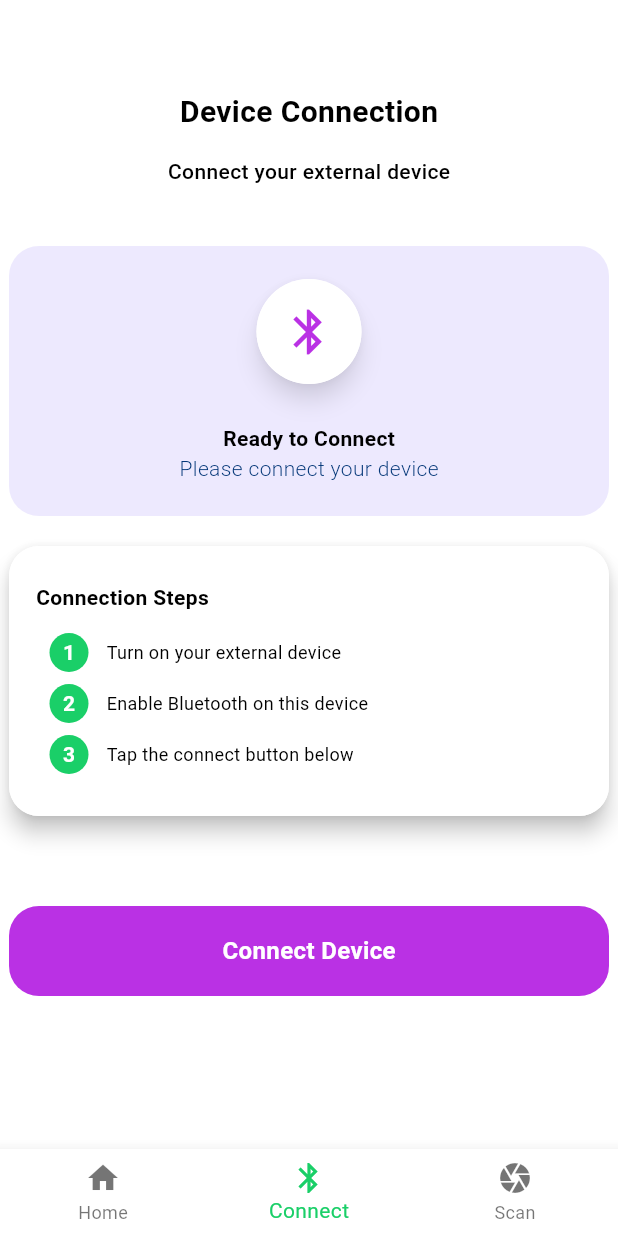
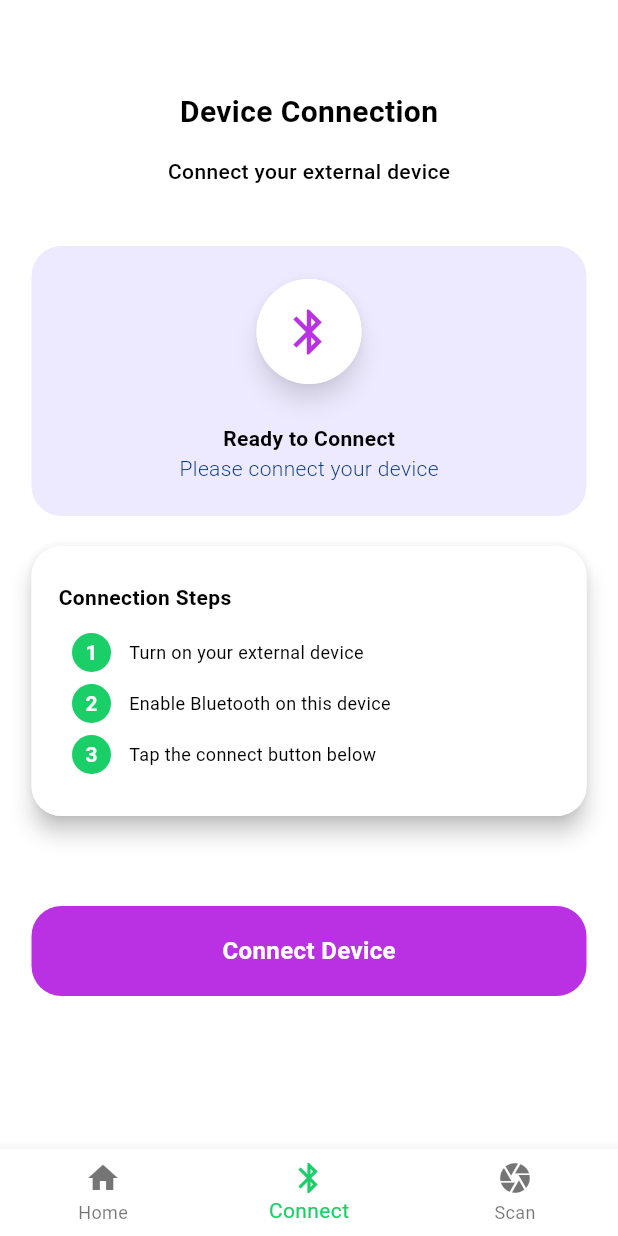
Before and after one commit to GinnoLmao/LiveStock, a Flutter app: the BottomNavigation screen opened directly, item 2 of the bottom bar chosen, on a phone screen of 412 x 824 dp. Run offline on Flutter 3.47's test engine with Material 3 defaults, Android fonts, the phone set to English and light mode, and no system bars.

Commit message:
UI almost done/ navbar working / connection page one file only

```diff
--- a/lib/main.dart
+++ b/lib/main.dart
@@ -1,10 +1,14 @@
 import 'package:flutter/material.dart';
 import 'package:livestock_prototype/navigation/bottom_nav.dart';
+import 'package:livestock_prototype/pages_connect/connecting_page.dart';
+import 'package:livestock_prototype/pages_connect/connection_failed.dart';
+import 'package:livestock_prototype/pages_connect/connection_page.dart';
+import 'package:livestock_prototype/pages_connect/connection_successful.dart';
 
 void main() => runApp(const MyApp());
 
 class MyApp extends StatelessWidget {
-  const MyApp({Key? key}) : super(key: key);
+  const MyApp({super.key});
 
   @override
   Widget build(BuildContext context) {
@@ -17,7 +21,7 @@ class MyApp extends StatelessWidget {
           secondary: Color(0xFF1ACF68),
         ),
       ),
-      home: BottomNavigation(),
+      home: ConnectionPage(),
     );
   }
 }
--- a/lib/navigation/bottom_nav.dart
+++ b/lib/navigation/bottom_nav.dart
@@ -3,7 +3,7 @@ import 'package:livestock_prototype/pages_connect/connection_page.dart';
 import 'package:livestock_prototype/pages/scanning_page.dart';
 
 class BottomNavigation extends StatefulWidget {
-  const BottomNavigation({Key? key}) : super(key: key);
+  const BottomNavigation({super.key});
 
   @override
   _BottomNavigationState createState() => _BottomNavigationState();
@@ -12,18 +12,17 @@ class BottomNavigation extends StatefulWidget {
 class _BottomNavigationState extends State<BottomNavigation> {
   int _selectedIndex = 0;
 
-  // List of pages to display
-  static final List<Widget> _pages = <Widget>[
-    HomePageContent(), // Custom widget for HomePage content
-    ConnectionPageContent(), // Connection page content
-    ScanningPageContent(), // Scanning page content
-  ];
-
   void _onItemTapped(int index) {
     setState(() {
       _selectedIndex = index;
     });
   }
+
+  List<Widget> get _pages => [
+    HomePageContent(onTabSelected: _onItemTapped),
+    ConnectionPageContent(),
+    ScanningPageContent(),
+  ];
 
   @override
   Widget build(BuildContext context) {
@@ -52,6 +51,9 @@ class _BottomNavigationState extends State<BottomNavigation> {
 
 // Custom widget for HomePage content without bottom navigation
 class HomePageContent extends StatelessWidget {
+  final Function(int)? onTabSelected;
+  const HomePageContent({super.key, this.onTabSelected});
+
   @override
   Widget build(BuildContext context) {
     return Scaffold(
@@ -130,6 +132,11 @@ class HomePageContent extends StatelessWidget {
           // Pig / Baboy
           Padding(
             padding: const EdgeInsets.symmetric(horizontal: 15),
+            child: InkWell(
+              onTap: () {
+                onTabSelected?.call(1);
+              },
+              borderRadius: BorderRadius.circular(20),
               child: Material(
                 elevation: 6,
                 borderRadius: BorderRadius.circular(20),
@@ -196,12 +203,18 @@ class HomePageContent extends StatelessWidget {
                 ),
               ),
             ),
+          ),
 
           SizedBox(height: 35),
 
           // Cow / Baka
           Padding(
             padding: const EdgeInsets.symmetric(horizontal: 15),
+            child: InkWell(
+              onTap: () {
+                onTabSelected?.call(1);
+              },
+              borderRadius: BorderRadius.circular(20),
               child: Material(
                 elevation: 6,
                 borderRadius: BorderRadius.circular(20),
@@ -268,6 +281,7 @@ class HomePageContent extends StatelessWidget {
                 ),
               ),
             ),
+          ),
         ],
       ),
     );
@@ -276,6 +290,8 @@ class HomePageContent extends StatelessWidget {
 
 // Custom widget for ConnectionPage content without MaterialApp
 class ConnectionPageContent extends StatelessWidget {
+  const ConnectionPageContent({super.key});
+
   @override
   Widget build(BuildContext context) {
     return ConnectionPage();
@@ -284,6 +300,8 @@ class ConnectionPageContent extends StatelessWidget {
 
 // Custom widget for ScanningPage content without MaterialApp
 class ScanningPageContent extends StatelessWidget {
+  const ScanningPageContent({super.key});
+
   @override
   Widget build(BuildContext context) {
     return ScanningPage();
--- a/lib/pages/home_page.dart
+++ b/lib/pages/home_page.dart
@@ -4,7 +4,7 @@ import 'package:flutter/material.dart';
 // void main() => runApp(const HomePage());
 
 class HomePage extends StatelessWidget {
-  const HomePage({Key? key}) : super(key: key);
+  const HomePage({super.key});
 
   @override
   Widget build(BuildContext context) {
--- a/lib/pages/scanning_page.dart
+++ b/lib/pages/scanning_page.dart
@@ -1,7 +1,7 @@
 import 'package:flutter/material.dart';
 
 class ScanningPage extends StatelessWidget {
-  const ScanningPage({Key? key}) : super(key: key);
+  const ScanningPage({super.key});
 
   @override
   Widget build(BuildContext context) {
--- a/lib/pages/scanning_page1.dart
+++ b/lib/pages/scanning_page1.dart
@@ -1,7 +1,7 @@
 import 'package:flutter/material.dart';
 
 class ScanningPage1 extends StatelessWidget {
-  const ScanningPage1({Key? key}) : super(key: key);
+  const ScanningPage1({super.key});
 
   @override
   Widget build(BuildContext context) {
--- a/lib/pages_connect/connecting_page.dart
+++ b/lib/pages_connect/connecting_page.dart
@@ -1,7 +1,7 @@
 import 'package:flutter/material.dart';
 
 class ConnectingPage extends StatelessWidget {
-  const ConnectingPage({Key? key}) : super(key: key);
+  const ConnectingPage({super.key});
 
   @override
   Widget build(BuildContext context) {
@@ -53,7 +53,7 @@ class ConnectingPage extends StatelessWidget {
 
 // ─────────────────────────────── DeviceStatus ───────────────────────────────
 class DeviceStatus extends StatelessWidget {
-  const DeviceStatus({Key? key}) : super(key: key);
+  const DeviceStatus({super.key});
 
   @override
   Widget build(BuildContext context) {
@@ -109,7 +109,7 @@ class DeviceStatus extends StatelessWidget {
 
 // ─────────────────────────────── ConnectionSteps ───────────────────────────────
 class ConnectionSteps extends StatelessWidget {
-  const ConnectionSteps({Key? key}) : super(key: key);
+  const ConnectionSteps({super.key});
 
   Widget buildStep(String text, int number) {
     return Padding(
@@ -180,7 +180,7 @@ class ConnectionSteps extends StatelessWidget {
 
 // ─────────────────────────────── ConnectDevice ───────────────────────────────
 class ConnectDevice extends StatelessWidget {
-  const ConnectDevice({Key? key}) : super(key: key);
+  const ConnectDevice({super.key});
 
   @override
   Widget build(BuildContext context) {
--- a/lib/pages_connect/connection_failed.dart
+++ b/lib/pages_connect/connection_failed.dart
@@ -1,7 +1,7 @@
 import 'package:flutter/material.dart';
 
 class ConnectionFailed extends StatelessWidget {
-  const ConnectionFailed({Key? key}) : super(key: key);
+  const ConnectionFailed({super.key});
 
   @override
   Widget build(BuildContext context) {
@@ -53,7 +53,7 @@ class ConnectionFailed extends StatelessWidget {
 
 // ─────────────────────────────── DeviceStatus ───────────────────────────────
 class DeviceStatus extends StatelessWidget {
-  const DeviceStatus({Key? key}) : super(key: key);
+  const DeviceStatus({super.key});
 
   @override
   Widget build(BuildContext context) {
@@ -111,7 +111,7 @@ class DeviceStatus extends StatelessWidget {
 
 // ─────────────────────────────── ConnectionSteps ───────────────────────────────
 class ConnectionSteps extends StatelessWidget {
-  const ConnectionSteps({Key? key}) : super(key: key);
+  const ConnectionSteps({super.key});
 
   Widget buildStep(String text, int number) {
     return Padding(
@@ -182,7 +182,7 @@ class ConnectionSteps extends StatelessWidget {
 
 // ─────────────────────────────── ConnectDevice ───────────────────────────────
 class ConnectDevice extends StatelessWidget {
-  const ConnectDevice({Key? key}) : super(key: key);
+  const ConnectDevice({super.key});
 
   @override
   Widget build(BuildContext context) {
--- a/lib/pages_connect/connection_page.dart
+++ b/lib/pages_connect/connection_page.dart
@@ -1,11 +1,7 @@
 import 'package:flutter/material.dart';
 
-import '../util/connect_device.dart';
-import '../util/connection_steps.dart';
-import '../util/device_status.dart';
-
 class ConnectionPage extends StatelessWidget {
-  ConnectionPage({Key? key}) : super(key: key);
+  const ConnectionPage({super.key});
 
   @override
   Widget build(BuildContext context) {
@@ -29,7 +25,7 @@ class ConnectionPage extends StatelessWidget {
                 SizedBox(height: 40),
                 DeviceStatus(),
                 SizedBox(height: 20),
-                // ConnectionSteps already uses elevated Material and step numbers in util/connection_steps.dart
+                // ConnectionSteps already uses elevated Material and step numbers
                 ConnectionSteps(),
                 SizedBox(height: 60),
                 ConnectDevice(),
@@ -42,3 +38,163 @@ class ConnectionPage extends StatelessWidget {
     );
   }
 }
+
+// ─────────────────────────────── DeviceStatus ───────────────────────────────
+class DeviceStatus extends StatelessWidget {
+  const DeviceStatus({super.key});
+
+  @override
+  Widget build(BuildContext context) {
+    return Container(
+      width: 370,
+      height: 180, // 170 original
+      decoration: BoxDecoration(
+        color: Color(0xFFEDE9FE),
+        borderRadius: BorderRadius.circular(20),
+      ),
+      child: Column(
+        crossAxisAlignment: CrossAxisAlignment.center,
+        children: [
+          Padding(
+            padding: const EdgeInsets.only(top: 22),
+            child: Material(
+              elevation: 6, // shadow depth
+              shape: const CircleBorder(),
+              shadowColor: Colors.black54,
+              child: Container(
+                width: 70,
+                height: 70,
+                decoration: BoxDecoration(
+                  borderRadius: BorderRadius.circular(45),
+                  color: Colors.white,
+                ),
+                child: const Icon(
+                  Icons.bluetooth,
+                  size: 36,
+                  color: Color(0xFFBA31E4),
+                ),
+              ),
+            ),
+          ),
+          SizedBox(height: 26),
+          Container(
+            child: Text(
+              "Ready to Connect",
+              style: TextStyle(fontSize: 14, fontWeight: FontWeight.w700),
+            ),
+          ),
+          Container(
+            child: Text(
+              "Please connect your device",
+              style: TextStyle(
+                fontSize: 14,
+                fontWeight: FontWeight.w300,
+                color: Color(0xFF043778),
+              ),
+            ),
+          ),
+        ],
+      ),
+    );
+  }
+}
+
+// ─────────────────────────────── ConnectionSteps ───────────────────────────────
+class ConnectionSteps extends StatelessWidget {
+  const ConnectionSteps({super.key});
+
+  Widget buildStep(String text, int number) {
+    return Padding(
+      padding: const EdgeInsets.symmetric(horizontal: 27, vertical: 4),
+      child: Row(
+        crossAxisAlignment: CrossAxisAlignment.center,
+        children: [
+          Container(
+            width: 26,
+            height: 26,
+            decoration: BoxDecoration(
+              color: Color(0xFF1ACF68),
+              borderRadius: BorderRadius.circular(45),
+            ),
+            child: Center(
+              child: Text(
+                number.toString(),
+                style: const TextStyle(
+                  color: Colors.white,
+                  fontWeight: FontWeight.bold,
+                  fontSize: 14,
+                ),
+              ),
+            ),
+          ),
+          const SizedBox(width: 12),
+          Expanded(child: Text(text, style: const TextStyle(fontSize: 12))),
+        ],
+      ),
+    );
+  }
+
+  @override
+  Widget build(BuildContext context) {
+    return Material(
+      elevation: 6,
+      borderRadius: BorderRadius.circular(20),
+      child: Container(
+        width: 370,
+        height: 180,
+        decoration: BoxDecoration(
+          color: Colors.white,
+          borderRadius: BorderRadius.circular(20),
+        ),
+        child: Column(
+          crossAxisAlignment: CrossAxisAlignment.start,
+          children: [
+            // Title
+            const Padding(
+              padding: EdgeInsets.only(top: 24, left: 18),
+              child: Text(
+                "Connection Steps",
+                style: TextStyle(fontSize: 14, fontWeight: FontWeight.w700),
+              ),
+            ),
+            const SizedBox(height: 10),
+
+            // Steps in a column
+            buildStep("Turn on your external device", 1),
+            buildStep("Enable Bluetooth on this device", 2),
+            buildStep("Tap the connect button below", 3),
+          ],
+        ),
+      ),
+    );
+  }
+}
+
+// ─────────────────────────────── ConnectDevice ───────────────────────────────
+class ConnectDevice extends StatelessWidget {
+  const ConnectDevice({Key? key}) : super(key: key);
+
+  @override
+  Widget build(BuildContext context) {
+    return Center(
+      child: Container(
+        width: 370,
+        height: 60,
+        decoration: BoxDecoration(
+          color: Color(0xFFBA31E4),
+          borderRadius: BorderRadius.circular(20),
+        ),
+        child: Center(
+          child: Text(
+            "Connect Device",
+            style: TextStyle(
+              fontSize: 16,
+              fontWeight: FontWeight.w700,
+              color: Colors.white,
+            ),
+          ),
+        ),
+      ),
+    );
+  }
+}
--- a/lib/pages_connect/connection_successful.dart
+++ b/lib/pages_connect/connection_successful.dart
@@ -1,7 +1,7 @@
 import 'package:flutter/material.dart';
 
 class ConnectionSuccessful extends StatelessWidget {
-  const ConnectionSuccessful({Key? key}) : super(key: key);
+  const ConnectionSuccessful({super.key});
 
   @override
   Widget build(BuildContext context) {
@@ -53,7 +53,7 @@ class ConnectionSuccessful extends StatelessWidget {
 
 // ─────────────────────────────── DeviceStatus ───────────────────────────────
 class DeviceStatus extends StatelessWidget {
-  const DeviceStatus({Key? key}) : super(key: key);
+  const DeviceStatus({super.key});
 
   @override
   Widget build(BuildContext context) {
@@ -111,7 +111,7 @@ class DeviceStatus extends StatelessWidget {
 
 // ─────────────────────────────── ConnectionSteps ───────────────────────────────
 class ConnectionSteps extends StatelessWidget {
-  const ConnectionSteps({Key? key}) : super(key: key);
+  const ConnectionSteps({super.key});
 
   Widget buildStep(String text, int number) {
     return Padding(
@@ -182,7 +182,7 @@ class ConnectionSteps extends StatelessWidget {
 
 // ─────────────────────────────── ConnectDevice ───────────────────────────────
 class ConnectDevice extends StatelessWidget {
-  const ConnectDevice({Key? key}) : super(key: key);
+  const ConnectDevice({super.key});
 
   @override
   Widget build(BuildContext context) {
--- a/lib/util/connect_device.dart
+++ /dev/null
@@ -1,29 +0,0 @@
-import 'package:flutter/material.dart';
-
-class ConnectDevice extends StatelessWidget {
-  const ConnectDevice({Key? key}) : super(key: key);
-
-  @override
-  Widget build(BuildContext context) {
-    return Center(
-      child: Container(
-        width: 400,
-        height: 60,
-        decoration: BoxDecoration(
-          color: Color(0xFFBA31E4),
-          borderRadius: BorderRadius.circular(20),
-        ),
-        child: Center(
-          child: Text(
-            "Connect Device",
-            style: TextStyle(
-              fontSize: 16,
-              fontWeight: FontWeight.w700,
-              color: Colors.white,
-            ),
-          ),
-        ),
-      ),
-    );
-  }
-}
--- a/lib/util/connection_steps.dart
+++ /dev/null
@@ -1,71 +0,0 @@
-import 'package:flutter/material.dart';
-
-class ConnectionSteps extends StatelessWidget {
-  const ConnectionSteps({Key? key}) : super(key: key);
-
-  Widget buildStep(String text, int number) {
-    return Padding(
-      padding: const EdgeInsets.symmetric(horizontal: 27, vertical: 4),
-      child: Row(
-        crossAxisAlignment: CrossAxisAlignment.center,
-        children: [
-          Container(
-            width: 26,
-            height: 26,
-            decoration: BoxDecoration(
-              color: Color(0xFF1ACF68),
-              borderRadius: BorderRadius.circular(45),
-            ),
-            child: Center(
-              child: Text(
-                number.toString(),
-                style: const TextStyle(
-                  color: Colors.white,
-                  fontWeight: FontWeight.bold,
-                  fontSize: 14,
-                ),
-              ),
-            ),
-          ),
-          const SizedBox(width: 12),
-          Expanded(child: Text(text, style: const TextStyle(fontSize: 12))),
-        ],
-      ),
-    );
-  }
-
-  @override
-  Widget build(BuildContext context) {
-    return Material(
-      elevation: 6,
-      borderRadius: BorderRadius.circular(20),
-      child: Container(
-        width: 400,
-        height: 180,
-        decoration: BoxDecoration(
-          color: Colors.white,
-          borderRadius: BorderRadius.circular(20),
-        ),
-        child: Column(
-          crossAxisAlignment: CrossAxisAlignment.start,
-          children: [
-            // Title
-            const Padding(
-              padding: EdgeInsets.only(top: 24, left: 18),
-              child: Text(
-                "Connection Steps",
-                style: TextStyle(fontSize: 14, fontWeight: FontWeight.w700),
-              ),
-            ),
-            const SizedBox(height: 10),
-
-            // Steps in a column
-            buildStep("Turn on your external device", 1),
-            buildStep("Enable Bluetooth on this device", 2),
-            buildStep("Tap the connect button below", 3),
-          ],
-        ),
-      ),
-    );
-  }
-}
--- a/lib/util/device_status.dart
+++ /dev/null
@@ -1,60 +0,0 @@
-import 'package:flutter/material.dart';
-
-class DeviceStatus extends StatelessWidget {
-  const DeviceStatus({Key? key}) : super(key: key);
-
-  @override
-  Widget build(BuildContext context) {
-    return Container(
-      width: 400,
-      height: 180, // 170 original
-      decoration: BoxDecoration(
-        color: Color(0xFFEDE9FE),
-        borderRadius: BorderRadius.circular(20),
-      ),
-      child: Column(
-        crossAxisAlignment: CrossAxisAlignment.center,
-        children: [
-          Padding(
-            padding: const EdgeInsets.only(top: 22),
-            child: Material(
-              elevation: 6, // shadow depth
-              shape: const CircleBorder(),
-              shadowColor: Colors.black54,
-              child: Container(
-                width: 70,
-                height: 70,
-                decoration: BoxDecoration(
-                  borderRadius: BorderRadius.circular(45),
-                  color: Colors.white,
-                ),
-                child: const Icon(
-                  Icons.bluetooth,
-                  size: 36,
-                  color: Color(0xFFBA31E4),
-                ),
-              ),
-            ),
-          ),
-          SizedBox(height: 26),
-          Container(
-            child: Text(
-              "Ready to Connect",
-              style: TextStyle(fontSize: 14, fontWeight: FontWeight.w700),
-            ),
-          ),
-          Container(
-            child: Text(
-              "Please connect your device",
-              style: TextStyle(
-                fontSize: 14,
-                fontWeight: FontWeight.w300,
-                color: Color(0xFF043778),
-              ),
-            ),
-          ),
-        ],
-      ),
-    );
-  }
-}
```
Lines whose indentation alone changed are shown as unchanged.
